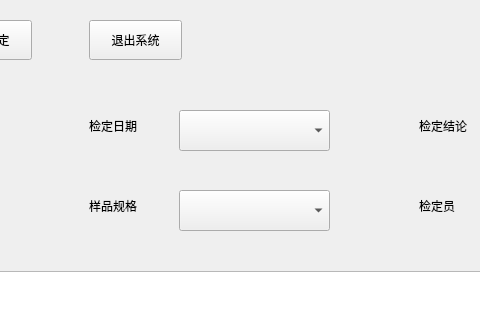
The window that frminspect/frminspectmain.ui (richardzjq/instrument_correction) describes before a commit, drawn with Qt 5; both pictures show x 281 to 761 and y 0 to 320 of the 1468 by 758 pixel window.
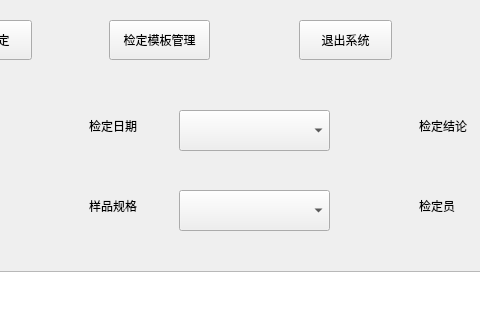
The same window after the commit.

Commit message: fix template Resistance and Capacitance init error

What changed in the file:
```diff
--- a/frminspect/frminspectmain.ui
+++ b/frminspect/frminspectmain.ui
@@ -63,7 +63,7 @@
    <widget class="QPushButton" name="btn_exit">
     <property name="geometry">
      <rect>
-      <x>370</x>
+      <x>580</x>
       <y>20</y>
       <width>93</width>
       <height>40</height>
@@ -79,6 +79,25 @@
      <string>退出系统</string>
     </property>
    </widget>
+   <widget class="QPushButton" name="btn_inspect_template_manage">
+    <property name="geometry">
+     <rect>
+      <x>390</x>
+      <y>20</y>
+      <width>101</width>
+      <height>40</height>
+     </rect>
+    </property>
+    <property name="sizePolicy">
+     <sizepolicy hsizetype="Fixed" vsizetype="Expanding">
+      <horstretch>0</horstretch>
+      <verstretch>0</verstretch>
+     </sizepolicy>
+    </property>
+    <property name="text">
+     <string>检定模板管理</string>
+    </property>
+   </widget>
   </widget>
   <widget class="QWidget" name="widget_filter" native="true">
    <property name="geometry">
```
The commit also changes 8 other files.
